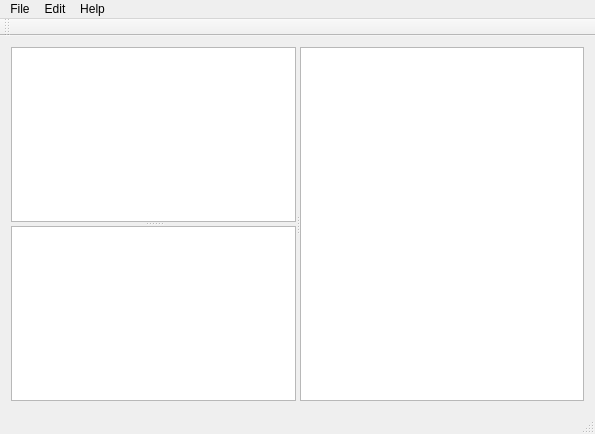
Old version of the form src/gui/mainwindow.ui in the repository arturianec100/skyvis.
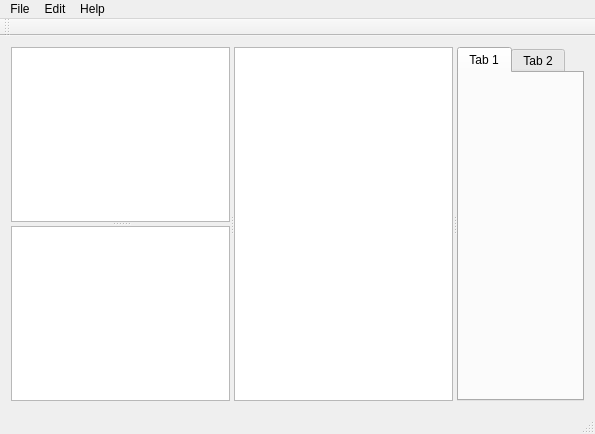
New version of the form.

The edit to the form file:
```diff
--- a/src/gui/mainwindow.ui
+++ b/src/gui/mainwindow.ui
@@ -28,6 +28,21 @@
        <widget class="QTreeView" name="objectHierarchy"/>
       </widget>
       <widget class="QGraphicsView" name="graphicsView"/>
+      <widget class="QTabWidget" name="tabWidget">
+       <property name="currentIndex">
+        <number>0</number>
+       </property>
+       <widget class="QWidget" name="tab">
+        <attribute name="title">
+         <string>Tab 1</string>
+        </attribute>
+       </widget>
+       <widget class="QWidget" name="tab_2">
+        <attribute name="title">
+         <string>Tab 2</string>
+        </attribute>
+       </widget>
+      </widget>
      </widget>
     </item>
    </layout>
```
Left out of the diff: 2 changed lines with no effect on the pictures.
